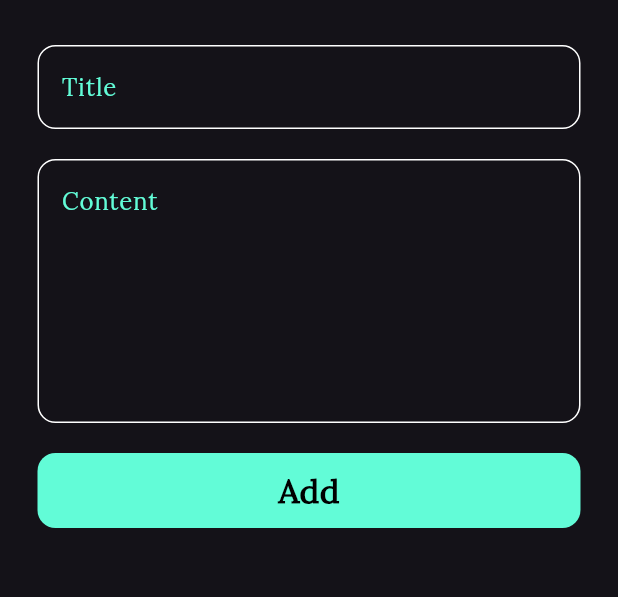
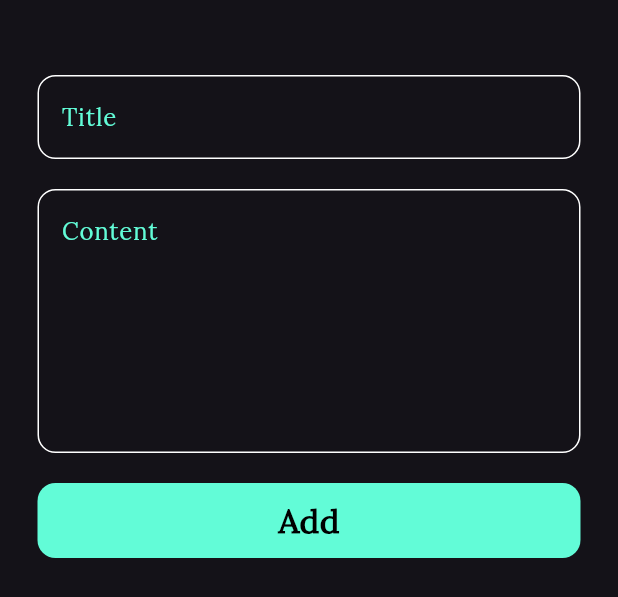
Before and after one commit to EbrahemHashem/notes_app, a Flutter app: the CustomBottomSheet widget shown alone on an empty page, opened directly, on a phone screen of 412 x 824 dp. Shown: the top 597 px of the screen. Run offline on Flutter 3.47's test engine with Material 3 defaults, Android fonts, the phone set to English and light mode, and no system bars; drawn by our look-alikes of modal_progress_hud_nsn; our stand-ins replace flutter_bloc, font_awesome_flutter, hive, hive_flutter; accounts and stored records are empty.

Commit message:
edit custom bottom sheet

```diff
--- a/lib/widgets/add_note_form.dart
+++ b/lib/widgets/add_note_form.dart
@@ -41,7 +41,10 @@ class _AddNoteFormState extends State<AddNoteForm> {
             hintText: 'Content',
             maxLines: 6,
           ),
-          CustomButton(
+          BlocBuilder<AddNoteCubit, AddNoteState>(
+            builder: (context, state) {
+              return CustomButton(
+                isLoading: state is AddNoteLoading ? true : false,
                 onTap: () {
                   if (formKey.currentState!.validate()) {
                     formKey.currentState!.save();
@@ -57,6 +60,8 @@ class _AddNoteFormState extends State<AddNoteForm> {
                     setState(() {});
                   }
                 },
+              );
+            },
           ),
         ],
       ),
--- a/lib/widgets/custom_bottom_sheet.dart
+++ b/lib/widgets/custom_bottom_sheet.dart
@@ -17,8 +17,6 @@ class _CustomBottomSheetState extends State<CustomBottomSheet> {
   Widget build(BuildContext context) {
     return BlocProvider(
       create: (context) => AddNoteCubit(),
-      child: Padding(
-        padding: const EdgeInsets.symmetric(horizontal: 25),
       child: BlocConsumer<AddNoteCubit, AddNoteState>(
         listener: (context, state) {
           if (state is AddNoteFailure) {
@@ -29,14 +27,15 @@ class _CustomBottomSheetState extends State<CustomBottomSheet> {
           }
         },
         builder: (context, state) {
-            return ModalProgressHUD(
-              inAsyncCall: state is AddNoteLoading ? true : false,
-              child: const SingleChildScrollView(
+          return AbsorbPointer(
+              absorbing: state is AddNoteLoading ? true : false,
+              child: const Padding(
+                padding: EdgeInsets.symmetric(horizontal: 25, vertical: 20),
+                child: SingleChildScrollView(
                   child: AddNoteForm(),
                 ),
-            );
+              ));
         },
-        ),
       ),
     );
   }
--- a/lib/widgets/custom_button.dart
+++ b/lib/widgets/custom_button.dart
@@ -2,8 +2,8 @@ import 'package:flutter/material.dart';
 import 'package:notes_app/constants.dart';
 
 class CustomButton extends StatelessWidget {
-  const CustomButton({super.key, this.onTap});
-
+  const CustomButton({super.key, this.onTap, this.isLoading = false});
+  final bool isLoading;
   final void Function()? onTap;
   @override
   Widget build(BuildContext context) {
@@ -17,8 +17,12 @@ class CustomButton extends StatelessWidget {
           color: kprimaryColor,
           borderRadius: BorderRadius.circular(12),
         ),
-        child: const Center(
-          child: Text(
+        child: Center(
+          child: isLoading
+              ? const CircularProgressIndicator(
+                  color: Colors.black,
+                )
+              : const Text(
                   'Add',
                   style: TextStyle(
                     color: Colors.black,
```
Lines whose indentation alone changed are shown as unchanged.
